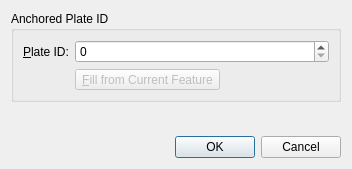
First picture: the form in src/qt-widgets/SpecifyAnchoredPlateIdDialogUi.ui, repository GPlates/GPlates, before the edit.
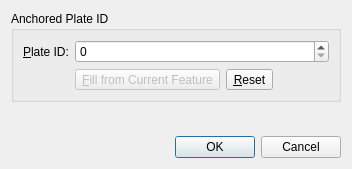
Second picture: the form after the edit. Icons and pictures are not drawn.

Diff of the .ui file:
```diff
--- a/src/qt-widgets/SpecifyAnchoredPlateIdDialogUi.ui
+++ b/src/qt-widgets/SpecifyAnchoredPlateIdDialogUi.ui
@@ -50,6 +50,8 @@
        </widget>
       </item>
       <item row="1" column="1" >
+       <layout class="QHBoxLayout" name="horizontalLayout" >
+        <item>
        <widget class="QToolButton" name="fill_toolbutton" >
         <property name="enabled" >
          <bool>false</bool>
@@ -61,6 +63,38 @@
          <enum>QToolButton::InstantPopup</enum>
         </property>
        </widget>
+        </item>
+        <item>
+         <widget class="QToolButton" name="reset_button" >
+          <property name="toolTip" >
+           <string>Reset Plate ID to 0</string>
+          </property>
+          <property name="text" >
+           <string>&amp;Reset</string>
+          </property>
+          <property name="icon" >
+           <iconset resource="../qt-resources/qt_widgets.qrc" >
+            <normaloff>:/tango_undo_16.png</normaloff>:/tango_undo_16.png</iconset>
+          </property>
+          <property name="toolButtonStyle" >
+           <enum>Qt::ToolButtonTextBesideIcon</enum>
+          </property>
+         </widget>
+        </item>
+        <item>
+         <spacer name="horizontalSpacer" >
+          <property name="orientation" >
+           <enum>Qt::Horizontal</enum>
+          </property>
+          <property name="sizeHint" stdset="0" >
+           <size>
+            <width>40</width>
+            <height>20</height>
+           </size>
+          </property>
+         </spacer>
+        </item>
+       </layout>
       </item>
      </layout>
     </widget>
```
Lines whose indentation alone changed are shown as unchanged.
